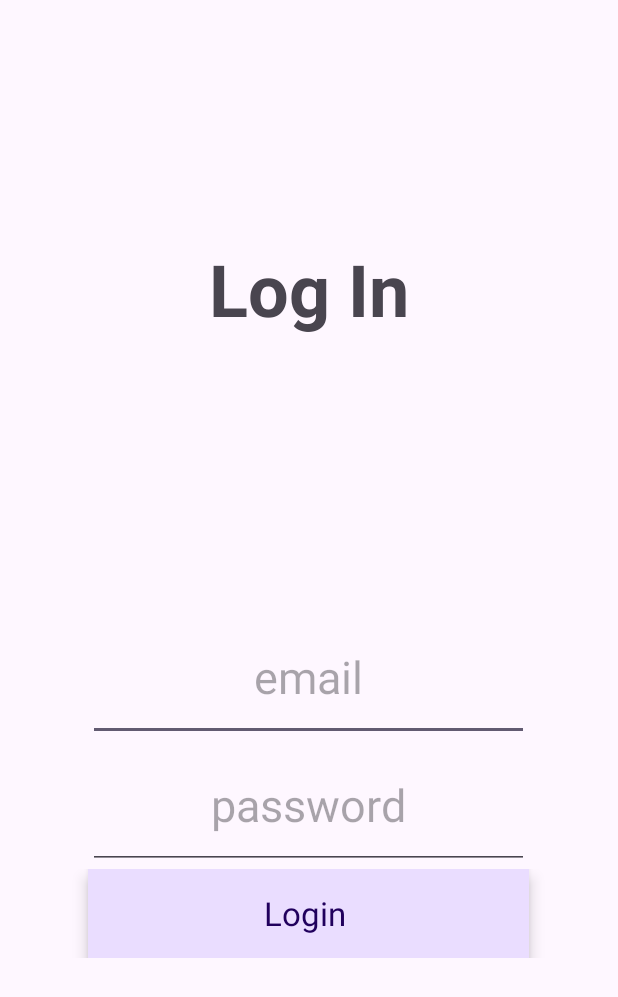
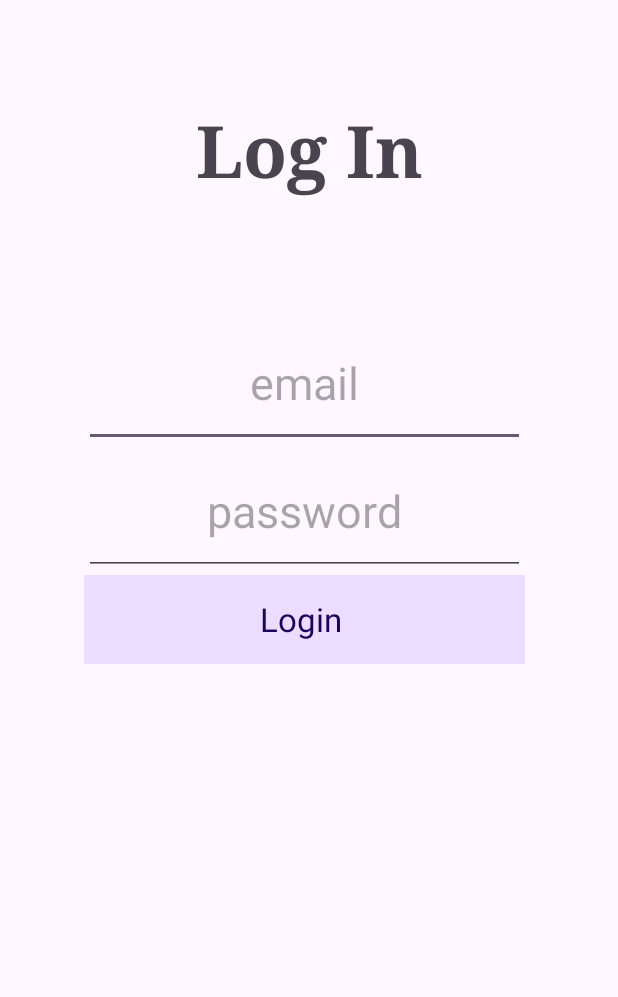
Before and after one commit to midiMD/Mahala_Android, an Android app: the layout activity_main.xml on its own in the app's theme, with its tools: preview values and no code run, on a phone screen of 412 x 824 dp. Shown: the top 997 px of the screen. Run offline under Robolectric (Android 15) with nearby library versions, the phone set to English and light mode, and no system bars.

Commit message:
added LoginViewModel, models and LoginRepository

```diff
--- /dev/null
+++ b/app/src/main/java/com/neighborly/neighborlyandroid/models/LoginRequest.kt
@@ -0,0 +1,6 @@
+package com.neighborly.neighborlyandroid.models
+
+data class LoginRequest(
+    val email: String,
+    val password: String
+)
--- a/app/src/main/res/layout/activity_main.xml
+++ b/app/src/main/res/layout/activity_main.xml
@@ -7,19 +7,35 @@
     android:layout_height="match_parent"
     tools:context=".MainActivity">
 
-    <TableLayout
-        android:id="@+id/tableLayout"
-        android:layout_width="392dp"
-        android:layout_height="300dp"
-        android:layout_marginTop="220dp"
-        android:layout_marginBottom="150dp"
-        android:gravity="center|center_horizontal"
+    <ProgressBar
+        android:id="@+id/progressBar"
+        style="?android:attr/progressBarStyle"
+        android:layout_width="139dp"
+        android:layout_height="151dp"
+        android:layout_marginStart="130dp"
+        android:layout_marginTop="168dp"
+        android:layout_marginEnd="142dp"
+        android:visibility="gone"
         app:layout_constraintBottom_toBottomOf="parent"
         app:layout_constraintEnd_toEndOf="parent"
-        app:layout_constraintHorizontal_bias="0.5"
+        app:layout_constraintHorizontal_bias="0.0"
         app:layout_constraintStart_toStartOf="parent"
-        app:layout_constraintTop_toTopOf="parent"
-        app:layout_constraintVertical_bias="1.0">
+        app:layout_constraintTop_toBottomOf="@id/textView"
+        app:layout_constraintVertical_bias="0.0" />
+
+    <TableLayout
+        android:id="@+id/loginFormTable"
+        android:layout_width="wrap_content"
+        android:layout_height="wrap_content"
+        android:layout_marginTop="80dp"
+        android:gravity="center|center_horizontal"
+        android:stretchColumns="1"
+        android:visibility="visible"
+        app:layout_constraintEnd_toEndOf="parent"
+        app:layout_constraintHorizontal_bias="0.473"
+        app:layout_constraintStart_toStartOf="parent"
+        app:layout_constraintTop_toBottomOf="@+id/textView"
+        tools:visibility="visible">
 
         <TableRow
             android:layout_width="wrap_content"
@@ -87,26 +103,25 @@
                 android:layout_height="59dp"
                 android:background="#9C27B0"
                 android:text="Login"
-                android:textAppearance="@style/TextAppearance.AppCompat.Large" />
+                android:textAppearance="@style/TextAppearance.AppCompat.Large"
+                app:shapeAppearance="@style/Base.Theme.NeighborlyAndroid" />
         </TableRow>
 
     </TableLayout>
 
     <TextView
-        android:id="@+id/textView3"
+        android:id="@+id/textView"
         android:layout_width="wrap_content"
         android:layout_height="wrap_content"
-        android:layout_marginStart="170dp"
-        android:layout_marginTop="114dp"
-        android:layout_marginEnd="170dp"
-        android:layout_marginBottom="103dp"
+        android:layout_marginTop="67dp"
+        android:fontFamily="serif"
         android:text="Log In"
-        android:textAppearance="@style/TextAppearance.AppCompat.Display1"
+        android:textAlignment="center"
         android:textSize="48sp"
         android:textStyle="bold"
-        app:layout_constraintBottom_toTopOf="@+id/tableLayout"
+        android:typeface="monospace"
         app:layout_constraintEnd_toEndOf="parent"
-        app:layout_constraintHorizontal_bias="0.5"
         app:layout_constraintStart_toStartOf="parent"
         app:layout_constraintTop_toTopOf="parent" />
+
 </androidx.constraintlayout.widget.ConstraintLayout>
--- a/gradle/libs.versions.toml
+++ b/gradle/libs.versions.toml
@@ -1,5 +1,5 @@
 [versions]
-agp = "8.3.0"
+agp = "8.3.1"
 kotlin = "1.9.0"
 coreKtx = "1.12.0"
 junit = "4.13.2"
```
Also changed, not shown: app/build.gradle.kts (+9 -1 lines), app/src/main/java/com/neighborly/neighborlyandroid/LoginRepository.kt (added, +12 -0 lines), app/src/main/java/com/neighborly/neighborlyandroid/LoginViewModel.kt (added, +22 -0 lines), app/src/main/java/com/neighborly/neighborlyandroid/MainActivity.kt (+35 -2 lines), app/src/main/java/com/neighborly/neighborlyandroid/models/LoginResponse.kt (added, +9 -0 lines).
